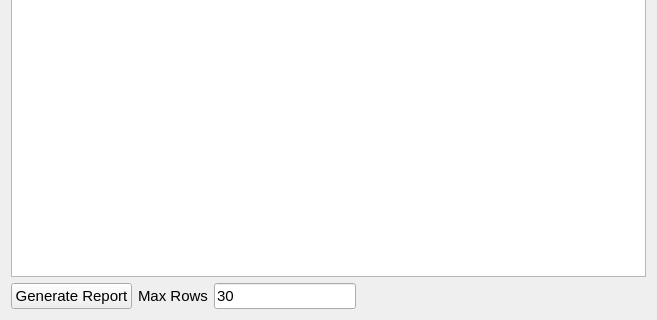
Qt form estorecpp/stockreport.ui (Watti/estorecpp) before a commit; both pictures show x 0 to 657 and y 242 to 562 of the 657 by 562 pixel window.
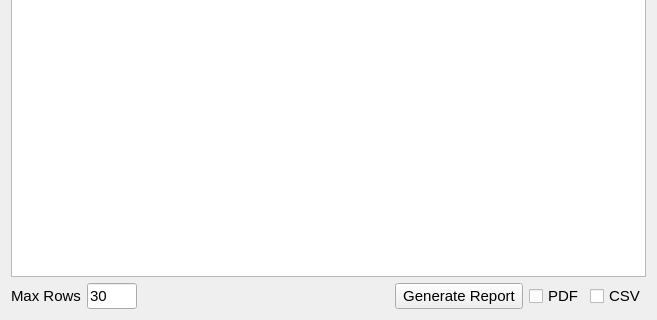
The same form after that commit.

Commit message: pdf/csv check boxes added to reports

```diff
--- a/estorecpp/stockreport.ui
+++ b/estorecpp/stockreport.ui
@@ -62,13 +62,6 @@
    </item>
    <item>
     <layout class="QHBoxLayout" name="horizontalLayout">
-     <item>
-      <widget class="QPushButton" name="generateButton">
-       <property name="text">
-        <string>Generate Report</string>
-       </property>
-      </widget>
-     </item>
      <item>
       <widget class="QLabel" name="label_2">
        <property name="text">
@@ -84,6 +77,12 @@
          <verstretch>0</verstretch>
         </sizepolicy>
        </property>
+       <property name="maximumSize">
+        <size>
+         <width>50</width>
+         <height>16777215</height>
+        </size>
+       </property>
        <property name="text">
         <string>30</string>
        </property>
@@ -94,6 +93,9 @@
        <property name="orientation">
         <enum>Qt::Horizontal</enum>
        </property>
+       <property name="sizeType">
+        <enum>QSizePolicy::Expanding</enum>
+       </property>
        <property name="sizeHint" stdset="0">
         <size>
          <width>40</width>
@@ -102,6 +104,27 @@
        </property>
       </spacer>
      </item>
+     <item>
+      <widget class="QPushButton" name="generateButton">
+       <property name="text">
+        <string> Generate Report </string>
+       </property>
+      </widget>
+     </item>
+     <item>
+      <widget class="QCheckBox" name="pdf">
+       <property name="text">
+        <string>PDF</string>
+       </property>
+      </widget>
+     </item>
+     <item>
+      <widget class="QCheckBox" name="csv">
+       <property name="text">
+        <string>CSV</string>
+       </property>
+      </widget>
+     </item>
     </layout>
    </item>
   </layout>
```
The commit also changes 12 other files.
